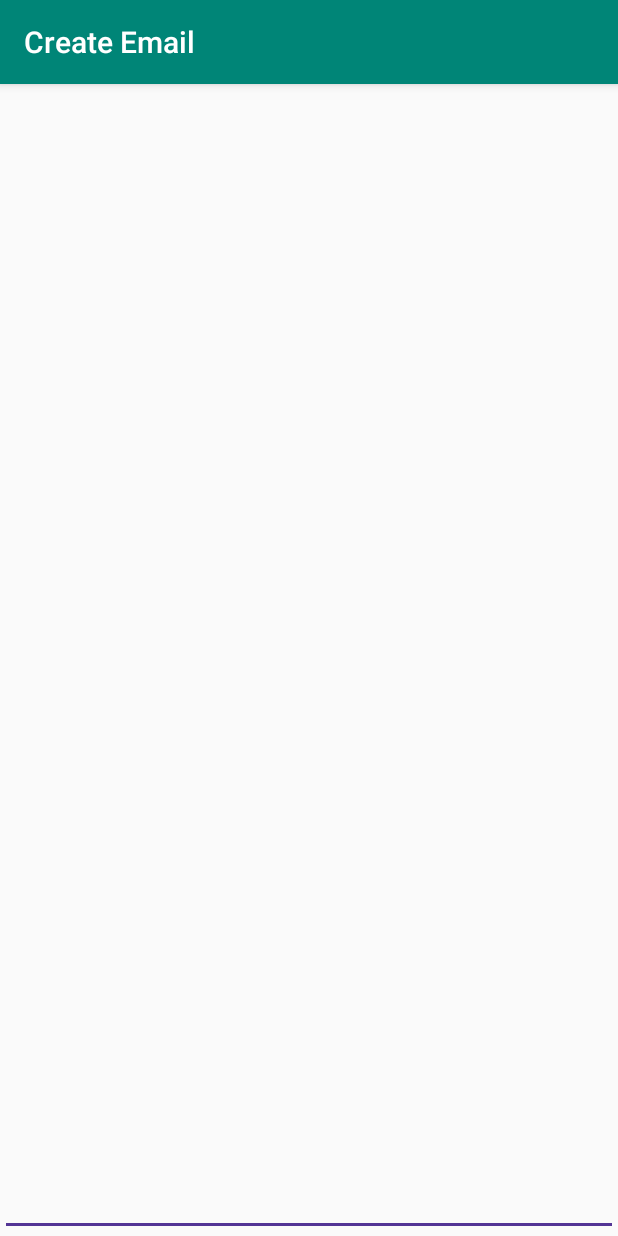
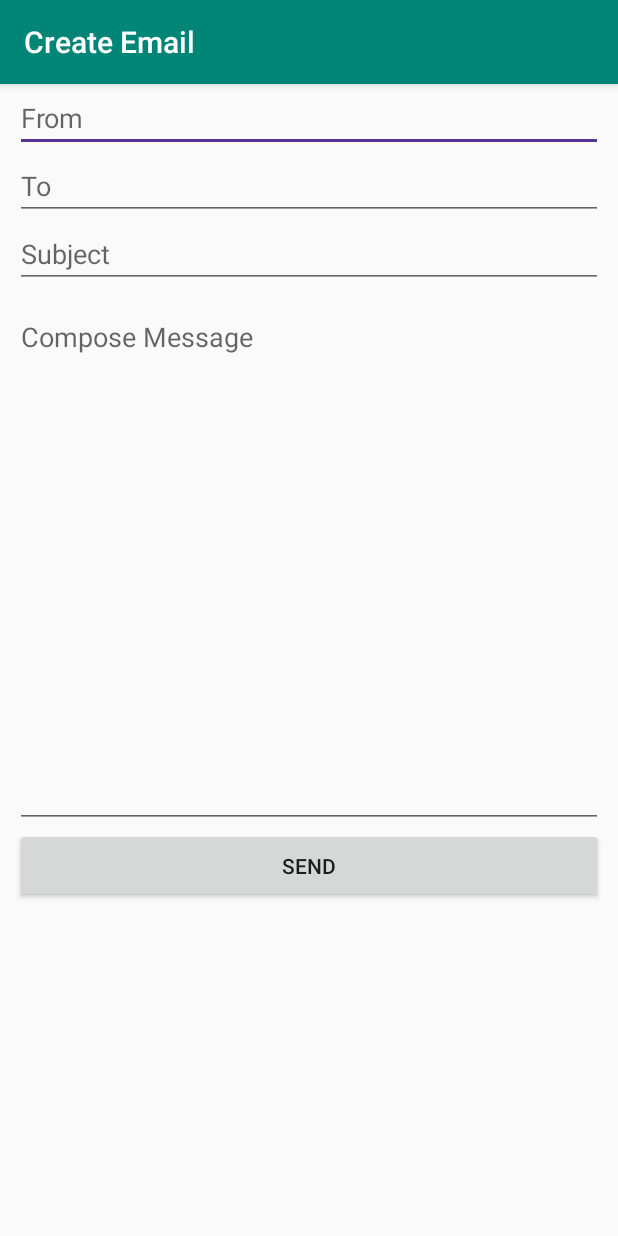
Before and after one commit to Mitra236/doPostAndroid, an Android app: the CreateEmailActivity screen opened directly, with no data from a screen before it, on a phone screen of 412 x 824 dp. Run offline under Robolectric (Android 15) with nearby library versions, the phone set to English and light mode, and no system bars.

Commit message:
Dodat layout za create email

```diff
--- a/DoPostEmail/app/src/main/res/layout/activity_create_email.xml
+++ b/DoPostEmail/app/src/main/res/layout/activity_create_email.xml
@@ -1,15 +1,51 @@
 <?xml version="1.0" encoding="utf-8"?>
-<LinearLayout
+<RelativeLayout
     xmlns:android="http://schemas.android.com/apk/res/android" android:layout_width="match_parent"
     android:layout_height="match_parent"
-    android:orientation="vertical">
+    android:orientation="vertical"
+    android:layout_marginLeft="10dp"
+    android:layout_marginRight="10dp">
 
     <EditText
-        android:layout_width="match_parent"
-        android:layout_height="match_parent"
+        android:layout_width="fill_parent"
+        android:layout_height="wrap_content"
+        android:id="@+id/editFrom"
+        android:inputType="text"
+        android:hint="From"/>
+
+    <EditText
+        android:layout_width="fill_parent"
+        android:layout_height="wrap_content"
         android:id="@+id/editTo"
         android:inputType="text"
-        android:importantForAutofill="no"/>
+        android:layout_below="@id/editFrom"
+        android:hint="To"/>
+
+    <EditText
+        android:layout_width="fill_parent"
+        android:layout_height="wrap_content"
+        android:id="@+id/editSubject"
+        android:inputType="text"
+        android:hint="Subject"
+        android:layout_below="@id/editTo"
+        />
+
+    <EditText
+        android:layout_width="fill_parent"
+        android:layout_height="350dp"
+        android:id="@+id/editMessage"
+        android:gravity="left"
+        android:layout_marginTop="10dp"
+        android:hint="Compose Message"
+        android:inputType="textMultiLine"
+        android:layout_below="@id/editSubject"/>
+
+    <Button
+        android:layout_width="match_parent"
+        android:layout_height="50dp"
+        android:layout_below="@id/editMessage"
+        android:id="@+id/button_send"
+        android:text="Send"/>
 
 
-</LinearLayout>
+</RelativeLayout>
```
